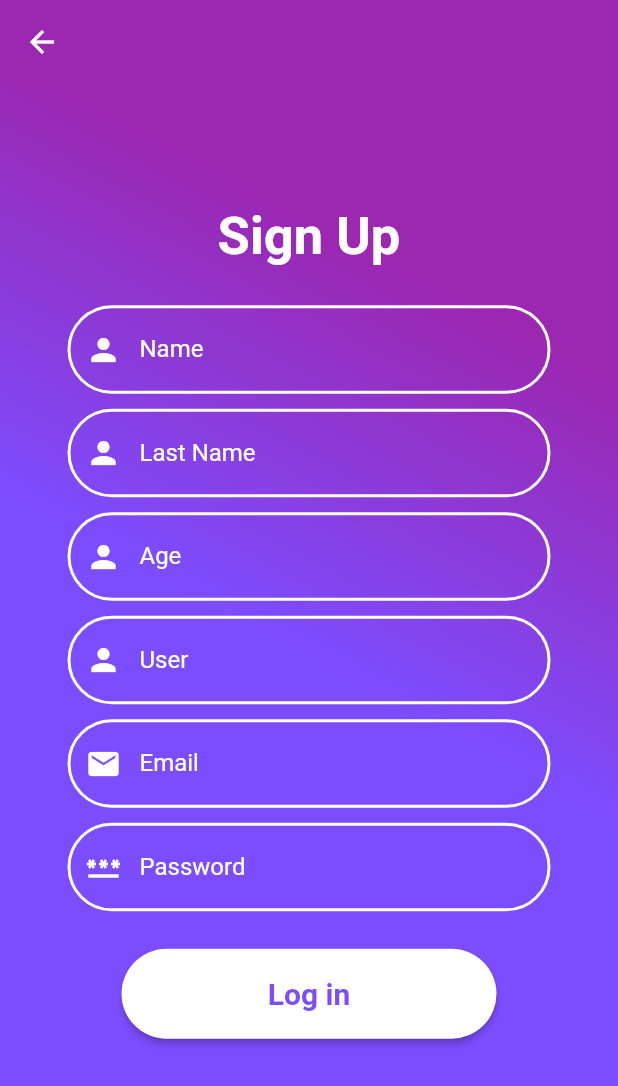
After one commit to SergioSuarez11/calendar-app, a Flutter app: the screen it shows after launch, after a tap on "Sign Up", on a phone screen of 412 x 824 dp. The commit adds this screen. Shown: the top 1086 px of the screen. Run offline on Flutter 3.47's test engine with Material 2 defaults, Android fonts, the phone set to English and light mode, and no system bars; our stand-ins replace flutter_signin_button; missing offline and left inert: dart:html.

Commit message:
ADD: register page

```diff
--- a/lib/src/app.dart
+++ b/lib/src/app.dart
@@ -1,13 +1,22 @@
+import 'package:calendar_app/src/pages/register.dart';
 import 'package:flutter/material.dart';
 import 'package:calendar_app/src/pages/login.dart';
 
 class CalendarApp extends StatelessWidget {
-  const CalendarApp({Key? key}) : super(key: key);
 
   @override
   Widget build(BuildContext context) {
     return MaterialApp(
-      home: LoginPage(),
+      debugShowCheckedModeBanner: false,
+      initialRoute: '/',
+      routes: {
+        '/':(context)=>LoginPage(),
+        'register':(context)=>RegisterPage()
+      },
+
+
+
+      //LoginPage(),
     );
   }
 }
--- a/lib/src/pages/login.dart
+++ b/lib/src/pages/login.dart
@@ -4,7 +4,6 @@ import 'package:flutter/material.dart';
 import 'package:flutter/painting.dart';
 import 'package:flutter/widgets.dart';
 import 'package:flutter_signin_button/flutter_signin_button.dart';
-
 
 class LoginPage extends StatefulWidget {
   @override
@@ -43,15 +42,23 @@ class _LoginPageState extends State<LoginPage> {
               SizedBox(
                 height: 20,
               ),
-              ButtonLogin()
-              ,SizedBox(
+              ButtonLogin(),
+              SizedBox(
+                height: 15,
+              ),
+              ButtonRegister(),
+              SizedBox(
                 height: 50,
               ),
-              Text("or",style:TextStyle(color: Colors.white,fontSize: 15,fontWeight: FontWeight.bold)),SizedBox(
+              Text("or",
+                  style: TextStyle(
+                      color: Colors.white,
+                      fontSize: 15,
+                      fontWeight: FontWeight.bold)),
+              SizedBox(
                 height: 25,
               ),
               ButtonGoogle()
-
             ],
           ),
         ));
@@ -122,7 +129,8 @@ class _LoginPageState extends State<LoginPage> {
             ),
             border:
                 OutlineInputBorder(borderRadius: BorderRadius.circular(30))),
-                  obscureText: true,),
+        obscureText: true,
+      ),
     );
   }
 
@@ -137,24 +145,38 @@ class _LoginPageState extends State<LoginPage> {
       color: Colors.white,
       child: Text(
         'Log in',
-        style: TextStyle(color: Colors.deepPurpleAccent, fontSize: 20, fontWeight: FontWeight.bold),
+        style: TextStyle(
+            color: Colors.deepPurpleAccent,
+            fontSize: 20,
+            fontWeight: FontWeight.bold),
       ),
     );
   }
 
-  Widget ButtonGoogle(){
+  Widget ButtonRegister() {
+    return MaterialButton(
+      onPressed: () {
+        Navigator.pushNamed(context, 'register');
+      },
+      shape: RoundedRectangleBorder(
+          borderRadius: BorderRadius.all(Radius.circular(50)),side: BorderSide(color: Colors.white)
+          ),
+      color: Colors.deepPurpleAccent[200],
+      child: Text(
+        "Sign Up",
+        style: TextStyle(color: Colors.white, fontSize: 15),
+      ),
+      minWidth: 200.0,
+      height: 60.0,
+    );
+  }
+
+  Widget ButtonGoogle() {
     return Container(
       child: Column(
-        children: [
-          SignInButton(Buttons.Google, onPressed: (){})
 
-        ],
+        children:[SignInButton(Buttons.Google, onPressed: () {},shape: RoundedRectangleBorder(borderRadius: BorderRadius.all(Radius.circular(75))),)],
       ),
-
     );
-
   }
-
-
-
 }
--- /dev/null
+++ b/lib/src/pages/register.dart
@@ -0,0 +1,272 @@
+import 'dart:html';
+import 'package:flutter/cupertino.dart';
+import 'package:flutter/material.dart';
+import 'package:flutter/painting.dart';
+import 'package:flutter/widgets.dart';
+import 'package:flutter_signin_button/flutter_signin_button.dart';
+
+class RegisterPage extends StatefulWidget {
+  @override
+  createState() => _RegisterPageState();
+}
+
+class _RegisterPageState extends State<RegisterPage> {
+  @override
+  Widget build(BuildContext context) {
+    return Scaffold(
+        appBar: AppBar(
+          leading: IconButton(
+            onPressed: () {
+              Navigator.pushNamed(context, '/');
+            },
+            icon: Icon(Icons.arrow_back),
+          ),
+          backgroundColor: Colors.purple,
+          elevation: 0,
+        ),
+        body: formulario());
+  }
+
+  Widget formulario() {
+    return Container(
+        decoration: BoxDecoration(
+            gradient: LinearGradient(
+                colors: [Colors.purple, Colors.deepPurpleAccent],
+                stops: [0.2, 0.5],
+                begin: FractionalOffset.topRight,
+                end: FractionalOffset.bottomLeft)),
+        child: Center(
+          child: Column(
+            mainAxisAlignment: MainAxisAlignment.center,
+            children: [
+              SignUp(),
+              SizedBox(
+                height: 20,
+              ),
+              name(),
+              Lastname(),
+              age(),
+              User(),
+              Email(),
+              Password(),
+              SizedBox(
+                height: 20,
+              ),
+              ButtonLogin(),
+              SizedBox(
+                height: 50,
+              ),
+            ],
+          ),
+        ));
+  }
+
+  Widget SignUp() {
+    return Text(
+      "Sign Up",
+      style: TextStyle(
+          color: Colors.white, fontSize: 35.0, fontWeight: FontWeight.bold),
+    );
+  }
+
+  Widget User() {
+    return Container(
+      padding: EdgeInsets.symmetric(horizontal: 45, vertical: 5),
+      child: TextFormField(
+          style: TextStyle(color: Colors.white),
+          decoration: InputDecoration(
+              labelText: 'User',
+              labelStyle: TextStyle(color: Colors.white),
+              focusedBorder: OutlineInputBorder(
+                borderRadius: BorderRadius.circular(50.0),
+                borderSide: BorderSide(
+                  color: Colors.white,
+                ),
+              ),
+              enabledBorder: OutlineInputBorder(
+                borderRadius: BorderRadius.circular(50.0),
+                borderSide: BorderSide(
+                  color: Colors.white,
+                  width: 2.0,
+                ),
+              ),
+              prefixIcon: Icon(
+                Icons.person,
+                color: Colors.white,
+              ),
+              border:
+                  OutlineInputBorder(borderRadius: BorderRadius.circular(30)))),
+    );
+  }
+
+  Widget name() {
+    return Container(
+      padding: EdgeInsets.symmetric(horizontal: 45, vertical: 5),
+      child: TextFormField(
+          style: TextStyle(color: Colors.white),
+          decoration: InputDecoration(
+              labelText: 'Name',
+              labelStyle: TextStyle(color: Colors.white),
+              focusedBorder: OutlineInputBorder(
+                borderRadius: BorderRadius.circular(50.0),
+                borderSide: BorderSide(
+                  color: Colors.white,
+                ),
+              ),
+              enabledBorder: OutlineInputBorder(
+                borderRadius: BorderRadius.circular(50.0),
+                borderSide: BorderSide(
+                  color: Colors.white,
+                  width: 2.0,
+                ),
+              ),
+              prefixIcon: Icon(
+                Icons.person,
+                color: Colors.white,
+              ),
+              border:
+                  OutlineInputBorder(borderRadius: BorderRadius.circular(30)))),
+    );
+  }
+
+  Widget Lastname() {
+    return Container(
+      padding: EdgeInsets.symmetric(horizontal: 45, vertical: 5),
+      child: TextFormField(
+          style: TextStyle(color: Colors.white),
+          decoration: InputDecoration(
+              labelText: 'Last Name',
+              labelStyle: TextStyle(color: Colors.white),
+              focusedBorder: OutlineInputBorder(
+                borderRadius: BorderRadius.circular(50.0),
+                borderSide: BorderSide(
+                  color: Colors.white,
+                ),
+              ),
+              enabledBorder: OutlineInputBorder(
+                borderRadius: BorderRadius.circular(50.0),
+                borderSide: BorderSide(
+                  color: Colors.white,
+                  width: 2.0,
+                ),
+              ),
+              prefixIcon: Icon(
+                Icons.person,
+                color: Colors.white,
+              ),
+              border:
+                  OutlineInputBorder(borderRadius: BorderRadius.circular(30)))),
+    );
+  }
+
+  Widget age() {
+    return Container(
+      padding: EdgeInsets.symmetric(horizontal: 45, vertical: 5),
+      child: TextFormField(
+          style: TextStyle(color: Colors.white),
+          decoration: InputDecoration(
+              labelText: 'Age',
+              labelStyle: TextStyle(color: Colors.white),
+              focusedBorder: OutlineInputBorder(
+                borderRadius: BorderRadius.circular(50.0),
+                borderSide: BorderSide(
+                  color: Colors.white,
+                ),
+              ),
+              enabledBorder: OutlineInputBorder(
+                borderRadius: BorderRadius.circular(50.0),
+                borderSide: BorderSide(
+                  color: Colors.white,
+                  width: 2.0,
+                ),
+              ),
+              prefixIcon: Icon(
+                Icons.person,
+                color: Colors.white,
+              ),
+              border:
+                  OutlineInputBorder(borderRadius: BorderRadius.circular(30)))),
+    );
+  }
+
+  Widget Email() {
+    return Container(
+      padding: EdgeInsets.symmetric(horizontal: 45, vertical: 5),
+      child: TextFormField(
+          style: TextStyle(color: Colors.white),
+          decoration: InputDecoration(
+              labelText: 'Email',
+              labelStyle: TextStyle(color: Colors.white),
+              focusedBorder: OutlineInputBorder(
+                borderRadius: BorderRadius.circular(50.0),
+                borderSide: BorderSide(
+                  color: Colors.white,
+                ),
+              ),
+              enabledBorder: OutlineInputBorder(
+                borderRadius: BorderRadius.circular(50.0),
+                borderSide: BorderSide(
+                  color: Colors.white,
+                  width: 2.0,
+                ),
+              ),
+              prefixIcon: Icon(
+                Icons.email,
+                color: Colors.white,
+              ),
+              border:
+                  OutlineInputBorder(borderRadius: BorderRadius.circular(30)))),
+    );
+  }
+
+  Widget Password() {
+    return Container(
+      padding: EdgeInsets.symmetric(horizontal: 45, vertical: 5),
+      child: TextFormField(
+        style: TextStyle(color: Colors.white),
+        decoration: InputDecoration(
+            labelText: 'Password',
+            labelStyle: TextStyle(color: Colors.white),
+            focusedBorder: OutlineInputBorder(
+              borderRadius: BorderRadius.circular(50.0),
+              borderSide: BorderSide(
+                color: Colors.white,
+              ),
+            ),
+            enabledBorder: OutlineInputBorder(
+              borderRadius: BorderRadius.circular(50.0),
+              borderSide: BorderSide(
+                color: Colors.white,
+                width: 2.0,
+              ),
+            ),
+            prefixIcon: Icon(
+              Icons.password,
+              color: Colors.white,
+            ),
+            border:
+                OutlineInputBorder(borderRadius: BorderRadius.circular(30))),
+        obscureText: true,
+      ),
+    );
+  }
+
+  Widget ButtonLogin() {
+    return MaterialButton(
+      onPressed: () {},
+      shape: RoundedRectangleBorder(
+        borderRadius: BorderRadius.all(Radius.circular(50)),
+      ),
+      minWidth: 250.0,
+      height: 60.0,
+      color: Colors.white,
+      child: Text(
+        'Log in',
+        style: TextStyle(
+            color: Colors.deepPurpleAccent,
+            fontSize: 20,
+            fontWeight: FontWeight.bold),
+      ),
+    );
+  }
+}
```
Also changed, not shown: 1 other file. Lines whose indentation alone changed are shown as unchanged.
